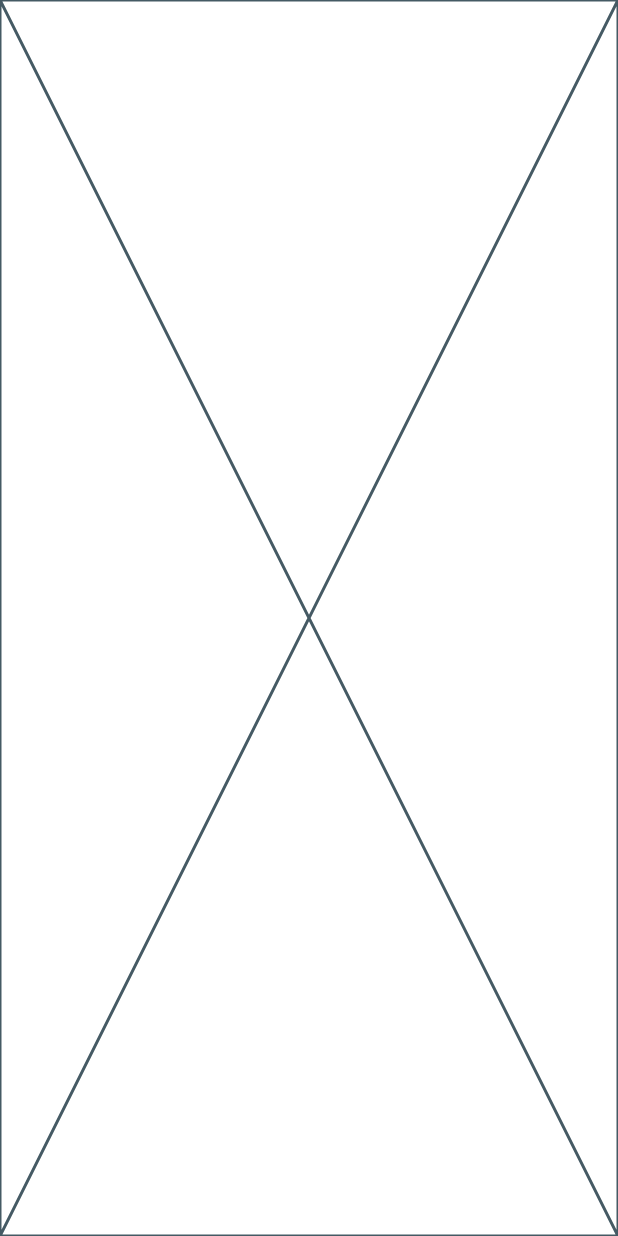
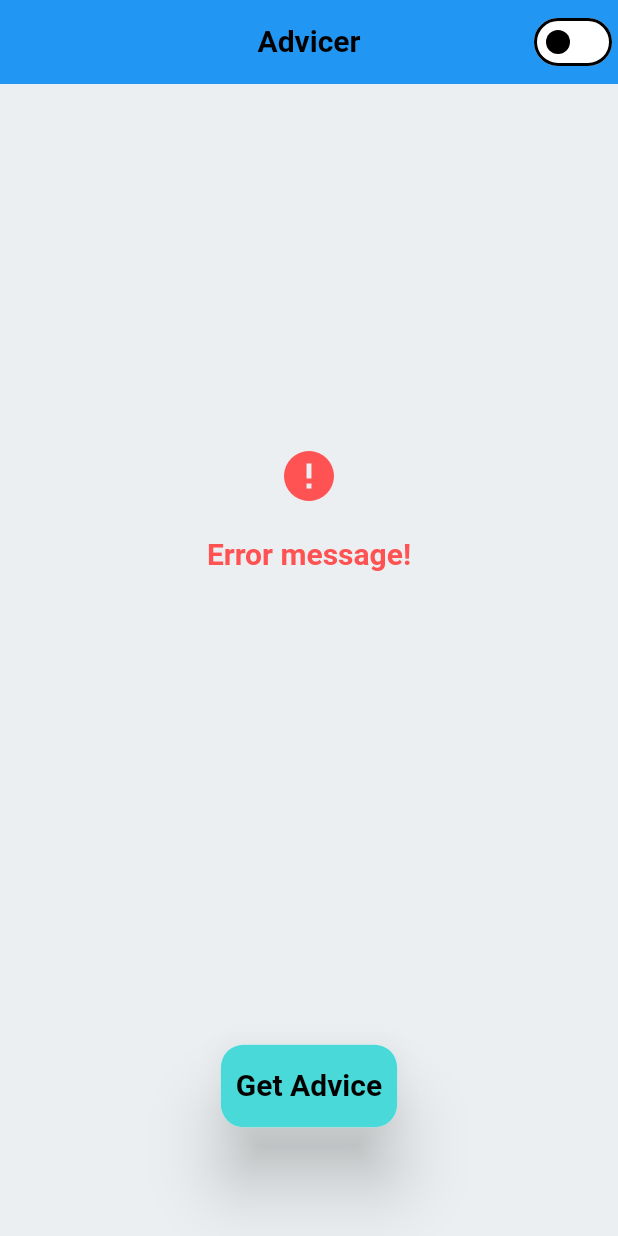
Before and after one commit to NatashaMerenbach/flutter_3_advicer, a Flutter app: the screen it shows after launch, on a phone screen of 412 x 824 dp. Run offline on Flutter 3.47's test engine with Material 3 defaults, Android fonts, the phone set to English and light mode, and no system bars; our stand-ins replace flutter_bloc; Roboto replaces fonts that are missing (Rubik).

Commit message:
Add advice page and BLoC structure

```diff
--- /dev/null
+++ b/lib/0_data/repositories/advice_repository_impl.dart
@@ -0,0 +1,61 @@
+import 'dart:convert';
+
+import 'package:flutter_3_advicer/1_domain/repositories/advice_repository.dart';
+import 'package:http/http.dart' as http;
+
+class AdviceRepositoryImpl implements AdviceRepository {
+  AdviceRepositoryImpl(this._client);
+
+  static final Uri _adviceUri = Uri.https('api.adviceslip.com', '/advice');
+
+  final http.Client _client;
+
+  @override
+  Future<String> fetchAdvice() async {
+    late final http.Response response;
+    try {
+      response = await _client.get(_adviceUri);
+    } on http.ClientException catch (error) {
+      throw AdviceFetchException('Unable to fetch advice: ${error.message}');
+    }
+
+    if (response.statusCode != 200) {
+      throw AdviceFetchException(
+        'The advice service returned status ${response.statusCode}.',
+      );
+    }
+
+    late final Object? decodedResponse;
+    try {
+      decodedResponse = jsonDecode(response.body);
+    } on FormatException {
+      throw const AdviceFetchException(
+        'The advice service returned an invalid response.',
+      );
+    }
+
+    if (decodedResponse is! Map<String, dynamic> ||
+        decodedResponse['slip'] is! Map<String, dynamic>) {
+      throw const AdviceFetchException(
+        'The advice service returned an invalid response.',
+      );
+    }
+
+    final advice = decodedResponse['slip']['advice'];
+    if (advice is! String || advice.isEmpty) {
+      throw const AdviceFetchException(
+        'The advice service returned an invalid response.',
+      );
+    }
+
+    return advice;
+  }
+
+  void dispose() => _client.close();
+}
+
+class AdviceFetchException implements Exception {
+  const AdviceFetchException(this.message);
+
+  final String message;
+}
--- /dev/null
+++ b/lib/1_domain/repositories/advice_repository.dart
@@ -0,0 +1,3 @@
+abstract interface class AdviceRepository {
+  Future<String> fetchAdvice();
+}
--- /dev/null
+++ b/lib/2_application/pages/advice/advicer_page.dart
@@ -0,0 +1,63 @@
+import 'package:flutter/material.dart';
+import 'package:provider/provider.dart';
+import 'package:flutter_3_advicer/2_application/core/services/theme_service.dart';
+import 'package:flutter_3_advicer/2_application/pages/advice/widgets/custom_button.dart';
+import 'package:flutter_3_advicer/2_application/pages/advice/widgets/error_message.dart';
+import 'package:flutter_3_advicer/2_application/pages/advice/widgets/advice_feald.dart';
+
+class AdvicerPage extends StatelessWidget {
+  const AdvicerPage({super.key});
+
+  @override
+  Widget build(BuildContext context) {
+    final themeData = Theme.of(context);
+    final themeService = Provider.of<ThemeService>(context);
+    final themeService2 = Provider.of<ThemeService>(context, listen: false);
+
+    return Scaffold(
+      appBar: AppBar(
+        title: Text('Advicer', style: themeData.textTheme.headlineLarge),
+        centerTitle: true,
+        actions: [
+          Switch(
+            value: themeService.isDarkMode,
+            onChanged: (newValue) {
+              themeService2
+                  .toggleTheme(); // Toggle the theme using ThemeService
+              // Handle theme switch
+            },
+          ),
+        ],
+      ),
+      body: Padding(
+        padding: const EdgeInsets.symmetric(horizontal: 50.0),
+        child: Column(
+          children: [
+            // Add your content here
+            Expanded(
+              child: Center(
+                child: ErrorMessage(
+                  message: 'Error message!',
+                ), // Example error message
+                //AdviceField(advice: 'Welcome to Advicer!'), // Example advice field
+                // child: CircularProgressIndicator(
+                //   color: themeData.colorScheme.secondary,
+                // ),
+                /*Text(
+                  'Welcome to Advicer!',
+                  style: themeData.textTheme.headlineLarge,
+                  textAlign: TextAlign.center,*/
+              ),
+            ),
+            SizedBox(
+              height: 200,
+              child: Center(child: CustomButton(onPressed: () {
+                debugPrint('Button pressed!');
+              })),
+            ), // Example button
+          ],
+        ),
+      ),
+    );
+  }
+}
--- /dev/null
+++ b/lib/2_application/pages/advice/bloc/advice_event.dart
@@ -0,0 +1,3 @@
+abstract class AdviceEvent {}
+
+class AdviceRequestedEvent extends AdviceEvent {}
--- /dev/null
+++ b/lib/2_application/pages/advice/bloc/advice_state.dart
@@ -0,0 +1,17 @@
+sealed class AdviceState {}
+
+final class AdviceInitial extends AdviceState {}
+
+final class AdviceLoading extends AdviceState {}
+
+final class AdviceLoaded extends AdviceState {
+  AdviceLoaded(this.advice);
+
+  final String advice;
+}
+
+final class AdviceError extends AdviceState {
+  AdviceError(this.message);
+
+  final String message;
+}
--- /dev/null
+++ b/lib/2_application/pages/advice/widgets/custom_button.dart
@@ -0,0 +1,39 @@
+import 'package:flutter/material.dart';
+
+
+class CustomButton extends StatelessWidget {
+  const CustomButton({
+    super.key,
+    required this.onPressed,
+    this.isLoading = false,
+  });
+
+  final VoidCallback onPressed;
+  final bool isLoading;
+
+  @override
+  Widget build(BuildContext context) {
+    final themeData = Theme.of(context);
+
+    return InkResponse(
+      onTap: isLoading ? null : onPressed,
+      child: Material(
+        elevation: 20,
+        borderRadius: BorderRadius.circular(15),
+        child: Container(
+          decoration: BoxDecoration(
+            color: themeData.colorScheme.secondary,
+            borderRadius: BorderRadius.circular(15),
+          ),
+          child: Padding(
+            padding: const EdgeInsets.symmetric(vertical: 15.0, horizontal: 10.0),
+            child: Text(
+              isLoading ? 'Getting Advice...' : 'Get Advice',
+              style: themeData.textTheme.headlineLarge,
+            ),
+          ),
+        ),
+      ),
+    );
+  }
+}
--- /dev/null
+++ b/lib/2_application/pages/advice/widgets/error_message.dart
@@ -0,0 +1,27 @@
+import 'package:flutter/material.dart';
+
+class ErrorMessage extends StatelessWidget {
+  final String message;
+  const ErrorMessage({super.key, required this.message});
+
+  @override
+  Widget build(BuildContext context) {
+    final themeData = Theme.of(context);
+    return Column(
+      mainAxisAlignment: MainAxisAlignment.center,
+      children: [
+        Icon(
+          Icons.error,
+          size: 40,
+          color: Colors.redAccent,
+        ),
+        SizedBox(height: 20),
+        Text(
+          message,
+          style: themeData.textTheme.headlineLarge?.copyWith(color: Colors.redAccent),
+          textAlign: TextAlign.center,
+        ),
+      ],
+    );
+  }
+}
--- a/lib/main.dart
+++ b/lib/main.dart
@@ -1,4 +1,5 @@
 import 'package:flutter/material.dart';
+import 'package:flutter_3_advicer/2_application/pages/advice/advicer_page.dart';
 import 'package:provider/provider.dart';
 import 'package:flutter_3_advicer/2_application/core/services/theme_service.dart';
 import 'package:flutter_3_advicer/theme.dart';
@@ -25,7 +26,7 @@ class MyApp extends StatelessWidget {
           darkTheme: AppTheme.darkTheme,
           debugShowCheckedModeBanner: false,
           showSemanticsDebugger: false,
-          home: const Placeholder(),
+          home: const AdvicerPage(),
         );
       },
     );
--- a/pubspec.yaml
+++ b/pubspec.yaml
@@ -31,9 +31,11 @@ dependencies:
   flutter:
     sdk: flutter
   provider: ^6.1.5+1
+  flutter_bloc: ^9.1.1
   # The following adds the Cupertino Icons font to your application.
   # Use with the CupertinoIcons class for iOS style icons.
   cupertino_icons: ^1.0.8
+  http: ^1.6.0
 
 dev_dependencies:
   flutter_test:
```
Also changed, not shown: lib/2_application/pages/advice/bloc/advice_bloc.dart (added, +13 -0 lines), lib/2_application/pages/advice/widgets/advice_feald.dart (added, +29 -0 lines), pubspec.lock, 2 other files.
